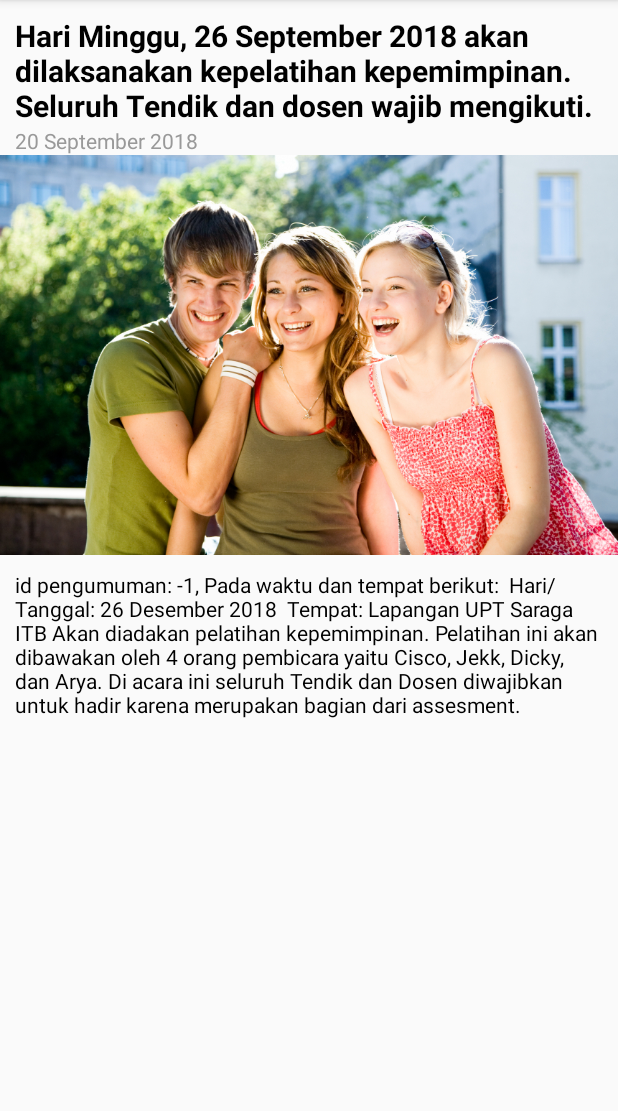
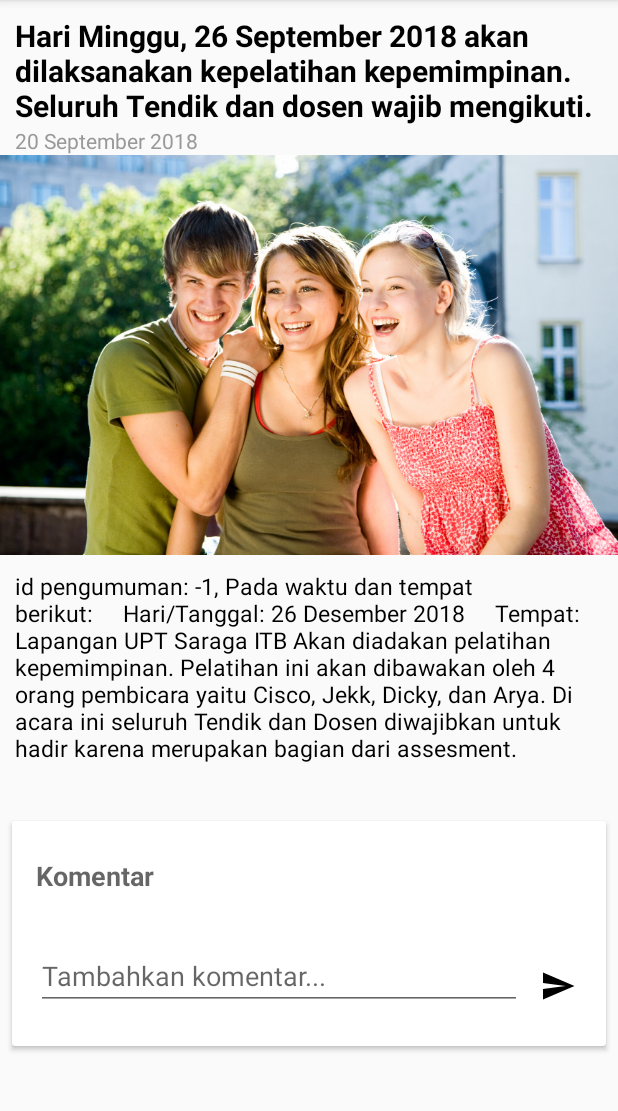
Before and after one commit to FranciscoKen/PPL_II-I_PMO, an Android app: the Content screen opened directly, with no data from a screen before it, on a phone screen of 412 x 824 dp, the part 84-1195 px from its top. Run offline under Robolectric (Android 15) with nearby library versions, the light colour scheme and no system bars.

Commit message:
add comment text box

```diff
--- /dev/null
+++ b/android/app/src/main/java/ppl/pmotrainingapps/content/Comment.java
@@ -0,0 +1,24 @@
+package ppl.pmotrainingapps.content;
+
+
+public class Comment {
+    /**
+     * Product ID.
+     */
+    public String productId;
+
+    /**
+     * User ID.
+     */
+    public String userId;
+
+    /**
+     * User name.
+     */
+    public String userName;
+
+    /**
+     * Comment text.
+     */
+    public String text;
+}
--- /dev/null
+++ b/android/app/src/main/java/ppl/pmotrainingapps/content/CommentFragment.java
@@ -0,0 +1,66 @@
+package ppl.pmotrainingapps.content;
+
+
+import android.os.Bundle;
+import android.support.v4.app.Fragment;
+import android.view.LayoutInflater;
+import android.view.View;
+import android.view.ViewGroup;
+
+import ppl.pmotrainingapps.R;
+
+/**
+ * A simple {@link Fragment} subclass.
+ * Use the {@link CommentFragment#newInstance} factory method to
+ * create an instance of this fragment.
+ */
+public class CommentFragment extends Fragment {
+    // TODO: Rename parameter arguments, choose names that match
+    // the fragment initialization parameters, e.g. ARG_ITEM_NUMBER
+    private static final String ARG_PARAM1 = "param1";
+    private static final String ARG_PARAM2 = "param2";
+
+    // TODO: Rename and change types of parameters
+    private String mParam1;
+    private String mParam2;
+
+
+    public CommentFragment() {
+        // Required empty public constructor
+    }
+
+    /**
+     * Use this factory method to create a new instance of
+     * this fragment using the provided parameters.
+     *
+     * @param param1 Parameter 1.
+     * @param param2 Parameter 2.
+     * @return A new instance of fragment CommentFragment.
+     */
+    // TODO: Rename and change types and number of parameters
+    public static CommentFragment newInstance(String param1, String param2) {
+        CommentFragment fragment = new CommentFragment();
+        Bundle args = new Bundle();
+        args.putString(ARG_PARAM1, param1);
+        args.putString(ARG_PARAM2, param2);
+        fragment.setArguments(args);
+        return fragment;
+    }
+
+    @Override
+    public void onCreate(Bundle savedInstanceState) {
+        super.onCreate(savedInstanceState);
+        if (getArguments() != null) {
+            mParam1 = getArguments().getString(ARG_PARAM1);
+            mParam2 = getArguments().getString(ARG_PARAM2);
+        }
+    }
+
+    @Override
+    public View onCreateView(LayoutInflater inflater, ViewGroup container,
+                             Bundle savedInstanceState) {
+        // Inflate the layout for this fragment
+        return inflater.inflate(R.layout.fragment_comment, container, false);
+    }
+
+}
--- /dev/null
+++ b/android/app/src/main/res/drawable/ic_send_black_24dp.xml
@@ -0,0 +1,9 @@
+<vector xmlns:android="http://schemas.android.com/apk/res/android"
+        android:width="24dp"
+        android:height="24dp"
+        android:viewportWidth="24.0"
+        android:viewportHeight="24.0">
+    <path
+        android:fillColor="#FF000000"
+        android:pathData="M2.01,21L23,12 2.01,3 2,10l15,2 -15,2z"/>
+</vector>
--- a/android/app/src/main/res/layout/activity_content.xml
+++ b/android/app/src/main/res/layout/activity_content.xml
@@ -4,46 +4,68 @@
     xmlns:tools="http://schemas.android.com/tools"
     android:layout_width="match_parent"
     android:layout_height="match_parent"
-    tools:context="ppl.pmotrainingapps.content.Content"
+    android:orientation="vertical"
+    tools:context="ppl.pmotrainingapps.content.Content">
+
+    <ScrollView
+        android:layout_width="match_parent"
+        android:layout_height="match_parent">
+
+        <LinearLayout
+            android:layout_width="match_parent"
+            android:layout_height="wrap_content"
             android:orientation="vertical">
 
             <TextView
                 android:id="@+id/headerText"
                 android:layout_width="match_parent"
                 android:layout_height="wrap_content"
-        android:text="Hari Minggu, 26 September 2018 akan dilaksanakan kepelatihan kepemimpinan. Seluruh Tendik dan dosen wajib mengikuti."
-        android:textStyle="bold"
-        android:textSize="20sp"
-        android:layout_marginTop="10dp"
                 android:layout_marginLeft="10dp"
                 android:layout_marginRight="10dp"
+                android:layout_marginTop="10dp"
+                android:text="Hari Minggu, 26 September 2018 akan dilaksanakan kepelatihan kepemimpinan. Seluruh Tendik dan dosen wajib mengikuti."
                 android:textColor="@color/colorHeaderText"
-        />
+                android:textSize="20sp"
+                android:textStyle="bold" />
+
             <TextView
                 android:id="@+id/headerDate"
                 android:layout_width="match_parent"
                 android:layout_height="wrap_content"
-        android:text="20 September 2018"
-        android:textSize="14sp"
                 android:layout_marginLeft="10dp"
                 android:layout_marginRight="10dp"
+                android:text="20 September 2018"
                 android:textColor="@color/colorGray"
-        />
+                android:textSize="14sp" />
+
             <ImageView
                 android:id="@+id/headerImage"
                 android:layout_width="match_parent"
                 android:layout_height="wrap_content" />
+
             <TextView
                 android:id="@+id/contentText"
                 android:layout_width="match_parent"
                 android:layout_height="wrap_content"
+                android:padding="10dp"
                 android:text="Pada waktu dan tempat berikut:
     Hari/Tanggal: 26 Desember 2018
     Tempat: Lapangan UPT Saraga ITB
 Akan diadakan pelatihan kepemimpinan. Pelatihan ini akan dibawakan oleh 4 orang pembicara yaitu Cisco, Jekk, Dicky, dan Arya. Di acara ini seluruh Tendik dan Dosen diwajibkan untuk hadir karena merupakan bagian dari assesment."
-        android:textSize="14sp"
-        android:padding="10dp"
                 android:textColor="@color/colorHeaderText"
-        />
+                android:textSize="15sp" />
+
+            <fragment
+                android:id="@+id/comment_fragment"
+                android:name="ppl.pmotrainingapps.content.CommentFragment"
+                android:layout_width="match_parent"
+                android:layout_marginTop ="20dp"
+                android:layout_marginBottom ="20dp"
+                android:layout_height="wrap_content" />
 
         </LinearLayout>
+
+
+    </ScrollView>
+
+</LinearLayout>
--- /dev/null
+++ b/android/app/src/main/res/layout/fragment_comment.xml
@@ -0,0 +1,90 @@
+<FrameLayout xmlns:android="http://schemas.android.com/apk/res/android"
+    xmlns:tools="http://schemas.android.com/tools"
+    android:layout_width="match_parent"
+    android:layout_height="match_parent"
+    tools:context="ppl.pmotrainingapps.content.CommentFragment">
+
+    <android.support.v7.widget.CardView xmlns:android="http://schemas.android.com/apk/res/android"
+        xmlns:app="http://schemas.android.com/apk/res-auto"
+        xmlns:tools="http://schemas.android.com/tools"
+
+        android:layout_width="match_parent"
+        android:layout_height="wrap_content"
+        android:layout_margin="8dp"
+
+        tools:context="ppl.pmotrainingapps.content.CommentFragment">
+
+        <LinearLayout
+            android:layout_width="match_parent"
+            android:layout_height="wrap_content"
+
+            android:orientation="vertical">
+
+            <TextView
+                android:layout_width="match_parent"
+                android:layout_height="wrap_content"
+
+                android:layout_marginTop="24dp"
+                android:layout_marginLeft="16dp"
+                android:layout_marginStart="16dp"
+                android:layout_marginRight="16dp"
+                android:layout_marginEnd="16dp"
+
+                android:textAppearance="@style/TextAppearance.AppCompat.Medium"
+                android:textStyle="bold"
+
+                android:text="@string/comments" />
+
+            <android.support.v7.widget.RecyclerView
+                android:id="@+id/comment_list"
+
+                android:layout_width="match_parent"
+                android:layout_height="wrap_content"
+
+                android:layout_marginTop="16dp" />
+
+            <android.support.constraint.ConstraintLayout
+                android:layout_width="match_parent"
+                android:layout_height="wrap_content"
+
+                android:layout_marginTop="16dp"
+                android:layout_marginRight="16dp"
+                android:layout_marginEnd="16dp"
+                android:layout_marginBottom="24dp"
+                android:layout_marginLeft="16dp"
+                android:layout_marginStart="16dp">
+
+                <android.support.v7.widget.AppCompatEditText
+                    android:id="@+id/comment_input"
+                    android:layout_width="0dp"
+
+                    android:layout_height="wrap_content"
+                    android:layout_marginRight="8dp"
+                    android:layout_marginEnd="8dp"
+                    android:hint="@string/comment_hint"
+                    app:layout_constraintEnd_toStartOf="@+id/send_button"
+                    app:layout_constraintStart_toStartOf="parent"
+                    app:layout_constraintTop_toTopOf="parent" />
+
+                <ImageButton
+                    android:id="@+id/send_button"
+
+                    android:layout_width="32dp"
+                    android:layout_height="32dp"
+
+
+                    android:background="?attr/selectableItemBackgroundBorderless"
+                    android:contentDescription="@string/send"
+                    android:padding="0dp"
+                    android:src="@drawable/ic_send_black_24dp"
+                    app:layout_constraintBottom_toBottomOf="@+id/comment_input"
+                    app:layout_constraintEnd_toEndOf="parent" />
+
+            </android.support.constraint.ConstraintLayout>
+
+        </LinearLayout>
+
+    </android.support.v7.widget.CardView>
+
+
+</FrameLayout>
--- a/android/app/src/main/res/values/strings.xml
+++ b/android/app/src/main/res/values/strings.xml
@@ -10,4 +10,7 @@
     <string name="tab_label3">Kalender</string>
     <string name="tab_label4">Materi</string>
     <string name="header_pengumuman">Pengumuman Penting:</string>
+    <string name="comments">Komentar</string>
+    <string name="comment_hint">Tambahkan komentar...</string>
+    <string name="send">kirim</string>
 </resources>
```
Lines whose indentation alone changed are shown as unchanged.
